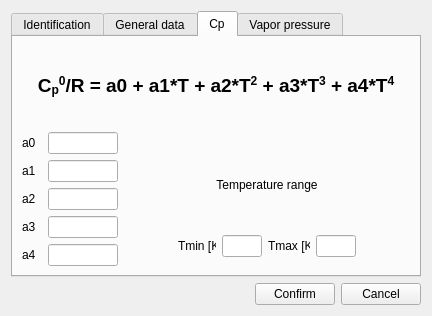
This is designer/db_substanceProperties_ui.ui in marcusbfs/Sindri as Qt 5 draws it before an edit. The edited form follows.
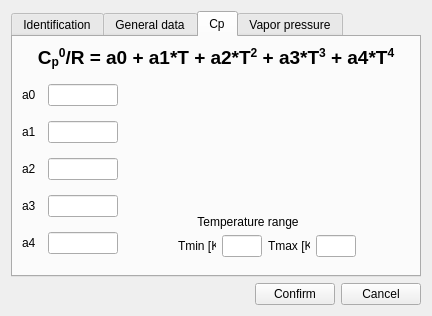
This is the edited form. The open tabs and pages were chosen to show the change.

```diff
--- a/designer/db_substanceProperties_ui.ui
+++ b/designer/db_substanceProperties_ui.ui
@@ -682,7 +682,20 @@
                <layout class="QHBoxLayout" name="horizontalLayout_25">
                 <item>
                  <layout class="QVBoxLayout" name="verticalLayout_9">
-                  <item alignment="Qt::AlignHCenter|Qt::AlignVCenter">
+                  <item>
+                   <spacer name="verticalSpacer_2">
+                    <property name="orientation">
+                     <enum>Qt::Vertical</enum>
+                    </property>
+                    <property name="sizeHint" stdset="0">
+                     <size>
+                      <width>20</width>
+                      <height>40</height>
+                     </size>
+                    </property>
+                   </spacer>
+                  </item>
+                  <item>
                    <widget class="QLabel" name="label_31">
                     <property name="maximumSize">
                      <size>
```
Left out of the diff: 13 changed lines with no effect on the pictures.
